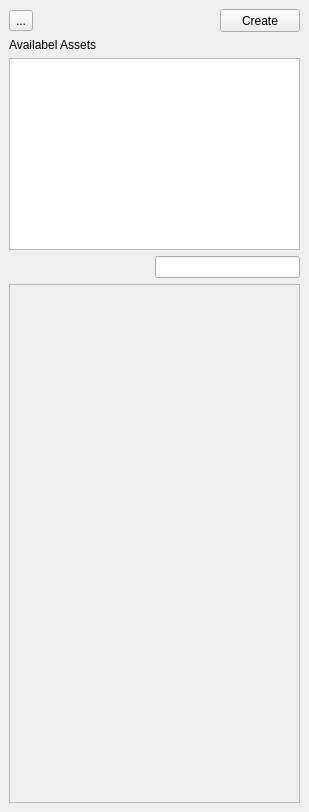
Above: ui/main_dockable.ui from iceanimations/createLayout before the change. Below: the same form after it.
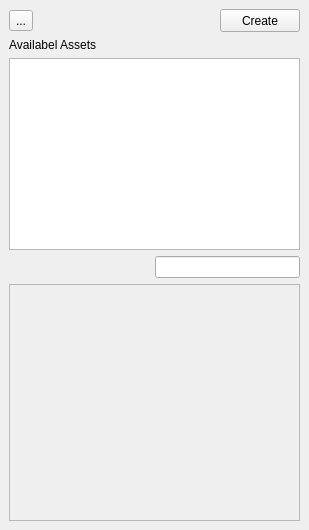
That is the form after the change.

Commit message: update feature added and searchItems method added

What changed in the file:
```diff
--- a/ui/main_dockable.ui
+++ b/ui/main_dockable.ui
@@ -7,7 +7,7 @@
     <x>0</x>
     <y>0</y>
     <width>309</width>
-    <height>812</height>
+    <height>530</height>
    </rect>
   </property>
   <property name="windowTitle">
@@ -131,7 +131,7 @@
          <x>0</x>
          <y>0</y>
          <width>289</width>
-         <height>494</height>
+         <height>212</height>
         </rect>
        </property>
        <layout class="QVBoxLayout" name="verticalLayout_2">
```
The commit also changes 2 other files.
